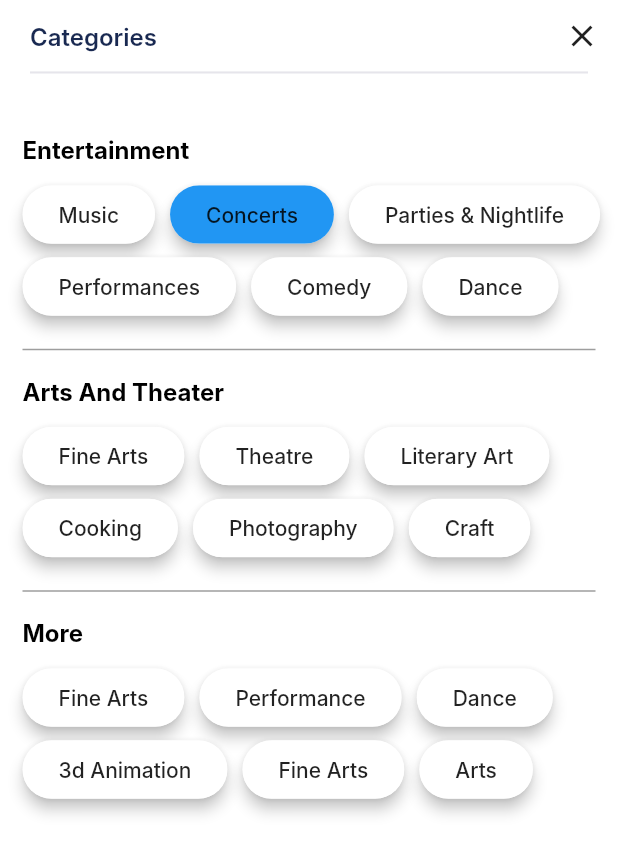
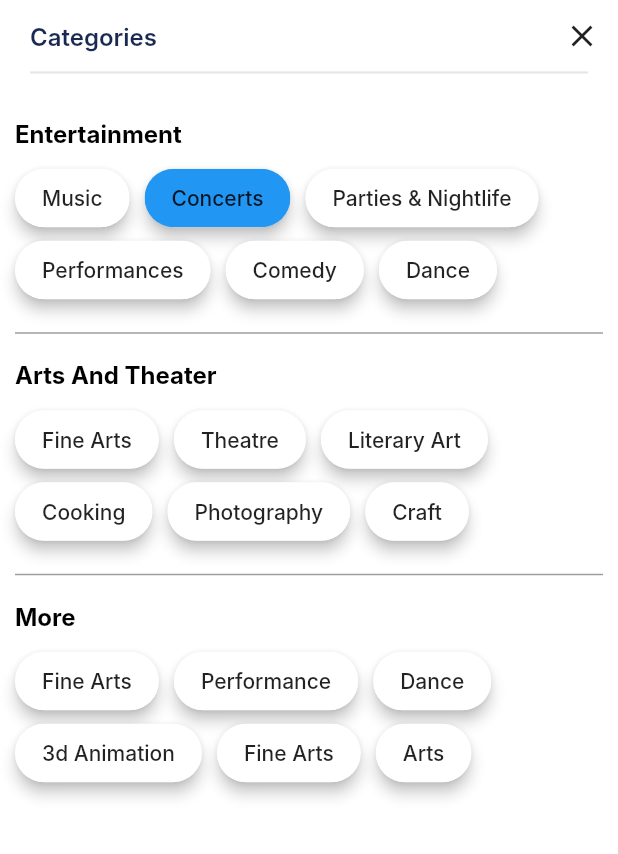
Before and after one commit to shivaniB8/Event_Listing, a Flutter app: the FiltersBottomSheet widget shown alone on an empty page, opened directly, on a phone screen of 412 x 824 dp. Shown: the top 854 px of the screen. Run offline on Flutter 3.47's test engine with Material 2 defaults, Android fonts, the light colour scheme and no system bars; our stand-ins replace carousel_slider, flutter_bloc, flutter_form_builder, flutter_rating_bar, flutter_typeahead, geolocator and 4 more; missing offline and left inert: dart:ffi; network calls fail; Roboto replaces fonts that are missing (Inter).

Commit message:
Event listing
 - event listing page
 - event details page
 - image carousel
 - log in
 - registration

```diff
--- a/lib/dashboard/dashboard_page.dart
+++ b/lib/dashboard/dashboard_page.dart
@@ -55,8 +55,9 @@ class _DashboardPageState extends State<DashboardPage> {
     final List<EventDetailsResponse>? items = eventList?.item;
     return Scaffold(
       appBar: AppBar(
+        leading: const Icon(Icons.menu,color: Colors.black,),
         title: const Padding(
-          padding: EdgeInsets.symmetric(horizontal: 15.0, vertical: 10),
+          padding: EdgeInsets.symmetric( vertical: 10),
           child: Text(
             'Events',
             style: text_style_title3,
@@ -280,7 +281,7 @@ class _FilterWidgetState extends State<FilterWidget> {
                       color: Colors.blue,
                     ),
                     SizedBox(
-                      width: 5,
+                      width: 2,
                     ),
                     Text(
                       'Categories',
@@ -393,10 +394,10 @@ class FiltersBottomSheet extends StatelessWidget {
 
           // White space
           const SizedBox(
-            height: 26,
+            height: 20,
           ),
           Padding(
-            padding: const EdgeInsets.all(15.0),
+            padding: const EdgeInsets.all(10.0),
             child: Column(
               crossAxisAlignment: CrossAxisAlignment.start,
               children: [
@@ -408,9 +409,9 @@ class FiltersBottomSheet extends StatelessWidget {
                 Row(
                   children: [
                     Chip(
-                      labelPadding: const EdgeInsets.symmetric(horizontal: 8.0),
+                      labelPadding: const EdgeInsets.symmetric(horizontal: 5.0),
                       label: const Padding(
-                        padding: EdgeInsets.symmetric(horizontal: 8.0, vertical: 3),
+                        padding: EdgeInsets.symmetric(horizontal: 5.0, vertical: 3),
                         child: Text(
                           'Music',
                           style: text_style_title13
@@ -423,9 +424,9 @@ class FiltersBottomSheet extends StatelessWidget {
                     ),
                     const SizedBox(width: 10,),
                     Chip(
-                      labelPadding: const EdgeInsets.symmetric(horizontal: 8.0),
+                      labelPadding: const EdgeInsets.symmetric(horizontal: 5.0),
                       label: const Padding(
-                        padding: EdgeInsets.symmetric(horizontal: 8.0, vertical: 3),
+                        padding: EdgeInsets.symmetric(horizontal: 5.0, vertical: 3),
                         child: Text(
                           'Concerts',
                           style:text_style_title13
@@ -438,9 +439,9 @@ class FiltersBottomSheet extends StatelessWidget {
                     ),
                     const SizedBox(width: 10,),
                     Chip(
-                      labelPadding: const EdgeInsets.symmetric(horizontal: 8.0),
+                      labelPadding: const EdgeInsets.symmetric(horizontal: 5.0),
                       label: const Padding(
-                        padding: EdgeInsets.symmetric(horizontal: 8.0, vertical: 3),
+                        padding: EdgeInsets.symmetric(horizontal: 5.0, vertical: 3),
                         child: Text(
                           'Parties & Nightlife',
                           style: text_style_title13,
@@ -456,9 +457,9 @@ class FiltersBottomSheet extends StatelessWidget {
                 Row(
                   children: [
                     Chip(
-                      labelPadding: const EdgeInsets.symmetric(horizontal: 8.0),
+                      labelPadding: const EdgeInsets.symmetric(horizontal: 5.0),
                       label: const Padding(
-                        padding: EdgeInsets.symmetric(horizontal: 8.0, vertical: 3),
+                        padding: EdgeInsets.symmetric(horizontal: 5.0, vertical: 3),
                         child: Text(
                             'Performances',
                             style: text_style_title13
@@ -471,9 +472,9 @@ class FiltersBottomSheet extends StatelessWidget {
                     ),
                     const SizedBox(width: 10,),
                     Chip(
-                      labelPadding: const EdgeInsets.symmetric(horizontal: 8.0),
+                      labelPadding: const EdgeInsets.symmetric(horizontal: 5.0),
                       label: const Padding(
-                        padding: EdgeInsets.symmetric(horizontal: 8.0, vertical: 3),
+                        padding: EdgeInsets.symmetric(horizontal: 5.0, vertical: 3),
                         child: Text(
                             'Comedy',
                             style:text_style_title13
@@ -486,9 +487,9 @@ class FiltersBottomSheet extends StatelessWidget {
                     ),
                     const SizedBox(width: 10,),
                     Chip(
-                      labelPadding: const EdgeInsets.symmetric(horizontal: 8.0),
+                      labelPadding: const EdgeInsets.symmetric(horizontal: 5.0),
                       label: const Padding(
-                        padding: EdgeInsets.symmetric(horizontal: 8.0, vertical: 3),
+                        padding: EdgeInsets.symmetric(horizontal: 5.0, vertical: 3),
                         child: Text(
                           'Dance',
                           style: text_style_title13,
@@ -515,9 +516,9 @@ class FiltersBottomSheet extends StatelessWidget {
                 Row(
                   children: [
                     Chip(
-                      labelPadding: const EdgeInsets.symmetric(horizontal: 8.0),
+                      labelPadding: const EdgeInsets.symmetric(horizontal: 5.0),
                       label: const Padding(
-                        padding: EdgeInsets.symmetric(horizontal: 8.0, vertical: 3),
+                        padding: EdgeInsets.symmetric(horizontal: 5.0, vertical: 3),
                         child: Text(
                             'Fine Arts',
                             style: text_style_title13
@@ -530,9 +531,9 @@ class FiltersBottomSheet extends StatelessWidget {
                     ),
                     const SizedBox(width: 10,),
                     Chip(
-                      labelPadding: const EdgeInsets.symmetric(horizontal: 8.0),
+                      labelPadding: const EdgeInsets.symmetric(horizontal: 5.0),
                       label: const Padding(
-                        padding: EdgeInsets.symmetric(horizontal: 8.0, vertical: 3),
+                        padding: EdgeInsets.symmetric(horizontal: 5.0, vertical: 3),
                         child: Text(
                             'Theatre',
                             style:text_style_title13
@@ -545,9 +546,9 @@ class FiltersBottomSheet extends StatelessWidget {
                     ),
                     const SizedBox(width: 10,),
                     Chip(
-                      labelPadding: const EdgeInsets.symmetric(horizontal: 8.0),
+                      labelPadding: const EdgeInsets.symmetric(horizontal: 5.0),
                       label: const Padding(
-                        padding: EdgeInsets.symmetric(horizontal: 8.0, vertical: 3),
+                        padding: EdgeInsets.symmetric(horizontal: 5.0, vertical: 3),
                         child: Text(
                           'Literary Art',
                           style: text_style_title13,
@@ -563,9 +564,9 @@ class FiltersBottomSheet extends StatelessWidget {
                 Row(
                   children: [
                     Chip(
-                      labelPadding: const EdgeInsets.symmetric(horizontal: 8.0),
+                      labelPadding: const EdgeInsets.symmetric(horizontal: 5.0),
                       label: const Padding(
-                        padding: EdgeInsets.symmetric(horizontal: 8.0, vertical: 3),
+                        padding: EdgeInsets.symmetric(horizontal: 5.0, vertical: 3),
                         child: Text(
                             'Cooking',
                             style: text_style_title13
@@ -578,9 +579,9 @@ class FiltersBottomSheet extends StatelessWidget {
                     ),
                     const SizedBox(width: 10,),
                     Chip(
-                      labelPadding: const EdgeInsets.symmetric(horizontal: 8.0),
+                      labelPadding: const EdgeInsets.symmetric(horizontal: 5.0),
                       label: const Padding(
-                        padding: EdgeInsets.symmetric(horizontal: 8.0, vertical: 3),
+                        padding: EdgeInsets.symmetric(horizontal: 5.0, vertical: 3),
                         child: Text(
                             'Photography',
                             style:text_style_title13
@@ -593,9 +594,9 @@ class FiltersBottomSheet extends StatelessWidget {
                     ),
                     const SizedBox(width: 10,),
                     Chip(
-                      labelPadding: const EdgeInsets.symmetric(horizontal: 8.0),
+                      labelPadding: const EdgeInsets.symmetric(horizontal: 5.0),
                       label: const Padding(
-                        padding: EdgeInsets.symmetric(horizontal: 8.0, vertical: 3),
+                        padding: EdgeInsets.symmetric(horizontal: 5.0, vertical: 3),
                         child: Text(
                           'Craft',
                           style: text_style_title13,
@@ -622,9 +623,9 @@ class FiltersBottomSheet extends StatelessWidget {
                 Row(
                   children: [
                     Chip(
-                      labelPadding: const EdgeInsets.symmetric(horizontal: 8.0),
+                      labelPadding: const EdgeInsets.symmetric(horizontal: 5.0),
                       label: const Padding(
-                        padding: EdgeInsets.symmetric(horizontal: 8.0, vertical: 3),
+                        padding: EdgeInsets.symmetric(horizontal: 5.0, vertical: 3),
                         child: Text(
                             'Fine Arts',
                             style: text_style_title13
@@ -637,9 +638,9 @@ class FiltersBottomSheet extends StatelessWidget {
                     ),
                     const SizedBox(width: 10,),
                     Chip(
-                      labelPadding: const EdgeInsets.symmetric(horizontal: 8.0),
+                      labelPadding: const EdgeInsets.symmetric(horizontal: 5.0),
                       label: const Padding(
-                        padding: EdgeInsets.symmetric(horizontal: 8.0, vertical: 3),
+                        padding: EdgeInsets.symmetric(horizontal: 5.0, vertical: 3),
                         child: Text(
                             'Performance',
                             style:text_style_title13
@@ -652,9 +653,9 @@ class FiltersBottomSheet extends StatelessWidget {
                     ),
                     const SizedBox(width: 10,),
                     Chip(
-                      labelPadding: const EdgeInsets.symmetric(horizontal: 8.0),
+                      labelPadding: const EdgeInsets.symmetric(horizontal: 5.0),
                       label: const Padding(
-                        padding: EdgeInsets.symmetric(horizontal: 8.0, vertical: 3),
+                        padding: EdgeInsets.symmetric(horizontal: 5.0, vertical: 3),
                         child: Text(
                           'Dance',
                           style: text_style_title13,
@@ -670,9 +671,9 @@ class FiltersBottomSheet extends StatelessWidget {
                 Row(
                   children: [
                     Chip(
-                      labelPadding: const EdgeInsets.symmetric(horizontal: 8.0),
+                      labelPadding: const EdgeInsets.symmetric(horizontal: 5.0),
                       label: const Padding(
-                        padding: EdgeInsets.symmetric(horizontal: 8.0, vertical: 3),
+                        padding: EdgeInsets.symmetric(horizontal: 5.0, vertical: 3),
                         child: Text(
                             '3d Animation',
                             style: text_style_title13
@@ -685,9 +686,9 @@ class FiltersBottomSheet extends StatelessWidget {
                     ),
                     const SizedBox(width: 10,),
                     Chip(
-                      labelPadding: const EdgeInsets.symmetric(horizontal: 8.0),
+                      labelPadding: const EdgeInsets.symmetric(horizontal: 5.0),
                       label: const Padding(
-                        padding: EdgeInsets.symmetric(horizontal: 8.0, vertical: 3),
+                        padding: EdgeInsets.symmetric(horizontal: 5.0, vertical: 3),
                         child: Text(
                             'Fine Arts',
                             style:text_style_title13
@@ -700,9 +701,9 @@ class FiltersBottomSheet extends StatelessWidget {
                     ),
                     const SizedBox(width: 10,),
                     Chip(
-                      labelPadding: const EdgeInsets.symmetric(horizontal: 8.0),
+                      labelPadding: const EdgeInsets.symmetric(horizontal: 5.0),
                       label: const Padding(
-                        padding: EdgeInsets.symmetric(horizontal: 8.0, vertical: 3),
+                        padding: EdgeInsets.symmetric(horizontal: 5.0, vertical: 3),
                         child: Text(
                           'Arts',
                           style: text_style_title13,
--- a/lib/event_details/event_details_page.dart
+++ b/lib/event_details/event_details_page.dart
@@ -87,7 +87,7 @@ class EventDetailsPage extends StatelessWidget {
                         mainAxisAlignment: MainAxisAlignment.spaceBetween,
                         children: [
                           SizedBox(
-                              width: 300,
+                              width: 280,
                               child: Text(
                                 event.eventName ?? '',
                                 style: text_style_title7,
@@ -220,6 +220,10 @@ class EventDetailsPage extends StatelessWidget {
                               Rect.fromLTRB(0, 0, rect.width, rect.height));
                         },
                         blendMode: BlendMode.dstIn,
+                        child: GestureDetector(
+                          onTap: (){
+                            openMap(event.venue?.latitude?.toDouble()??0, event.venue?.longitude?.toDouble()??0);
+                          },
                           child: Container(
                             height: 170,
                             decoration: BoxDecoration(
@@ -232,6 +236,7 @@ class EventDetailsPage extends StatelessWidget {
                               shape: BoxShape.rectangle,
                               borderRadius:
                                   const BorderRadius.all(Radius.circular(10)),
+                            ),
                           ),
                         ),
                       ),
--- a/lib/event_details/image_carousel.dart
+++ b/lib/event_details/image_carousel.dart
@@ -47,7 +47,7 @@ class _ImageCarouselState extends State<ImageCarousel> {
                               );
                             },
                             image: widget.imageList[index],
-                            height: 170,
+                            height: 150,
                             fit: BoxFit.cover,
                           ),
                         ),
@@ -77,7 +77,7 @@ class _ImageCarouselState extends State<ImageCarousel> {
           Visibility(
             visible: _isMultiBannerAssets(),
             child: Positioned(
-              top: 150,
+              top: 130,
               left: 0,
               right: 0,
               child: Row(
--- a/lib/event_details/reviews_list.dart
+++ b/lib/event_details/reviews_list.dart
@@ -81,6 +81,7 @@ class ReviewsList extends StatelessWidget {
                         style: text_style_title5.copyWith(
                           fontWeight: FontWeight.w500,
                           fontSize: 12,
+                          color: Colors.black54,
                         ),
                       ),
                       const SizedBox(
--- a/lib/event_details/suggestions_list_item.dart
+++ b/lib/event_details/suggestions_list_item.dart
@@ -1,4 +1,3 @@
-import 'package:all_events_task/common/colors.dart';
 import 'package:flutter/material.dart';
 import 'package:transparent_image/transparent_image.dart';
 
@@ -24,7 +23,6 @@ class UpdatesListingDashBoardState extends State<UpdatesListingDashBoard> {
         ),
         Stack(
           children: [
-            // Image.network('https://static.vecteezy.com/system/resources/previews/008/390/796/original/abstract-background-purple-red-gradient-free-vector.jpg'),
             Column(
               children: [
                 SizedBox(
@@ -66,7 +64,7 @@ class UpdatesPageListItem extends StatelessWidget {
         Padding(
           padding: const EdgeInsets.only(top: 20, right: 10, bottom: 16),
           child: Container(
-            width: 280,
+            width: 230,
             decoration: BoxDecoration(
               shape: BoxShape.rectangle,
               border: Border.all(color: Colors.grey),
--- a/lib/register_login/login_page.dart
+++ b/lib/register_login/login_page.dart
@@ -41,7 +41,7 @@ class _LoginPageState extends State<LoginPage> {
                   padding:
                       const EdgeInsets.symmetric(horizontal: 20, vertical: 10),
                   child: TextFormField(
-                    keyboardType: TextInputType.number,
+                    keyboardType: TextInputType.text,
                     decoration: InputDecoration(
                         hintText: "Email",
                         border: OutlineInputBorder(
@@ -68,7 +68,7 @@ class _LoginPageState extends State<LoginPage> {
                   padding:
                       const EdgeInsets.symmetric(horizontal: 20, vertical: 10),
                   child: TextFormField(
-                    keyboardType: TextInputType.number,
+                    keyboardType: TextInputType.text,
                     decoration: InputDecoration(
                         hintText: "Password",
                         border: OutlineInputBorder(
```
Lines whose indentation alone changed are shown as unchanged.
